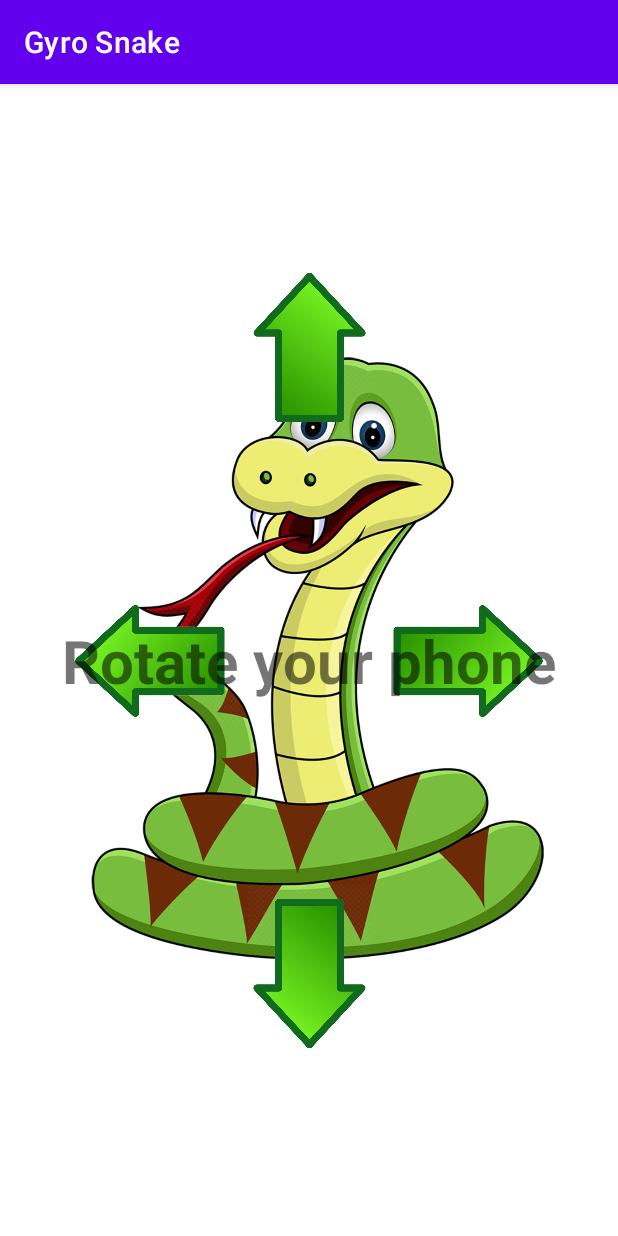
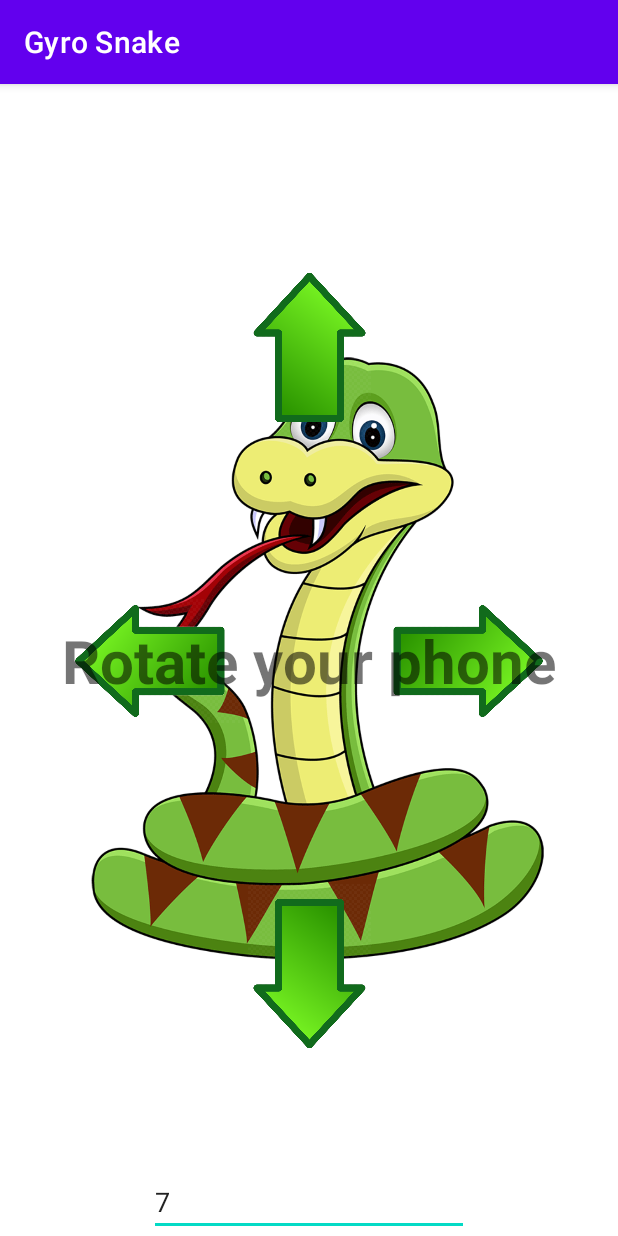
Before and after one commit to stewartHutchins/cursed-snake, an Android app: the screen it shows after launch (MainActivity), on a phone screen of 412 x 824 dp. Run offline under Robolectric (Android 15) with nearby library versions, the phone set to English and light mode, and no system bars.

Commit message:
fix: added an edit for the IP

```diff
--- a/controllers/gyro/android/app/src/main/java/uk/co/djpiper28/gyrosnake/Api.java
+++ b/controllers/gyro/android/app/src/main/java/uk/co/djpiper28/gyrosnake/Api.java
@@ -16,9 +16,11 @@ public class Api {
     private static final int PORT = 6969;
     private final static String TAG = "DEBUG";
     private Context context;
+    private int ipExt;
 
     public Api(Context context) {
         this.context = context;
+        this.ipExt = 255;
 
         this.getIpAddress(); // This is to sanity check
     }
@@ -31,7 +33,7 @@ public class Api {
         return ipAddress;
     }
 
-    public static String ipToBroadcast(String ipAddr) {
+    public String ipToBroadcast(String ipAddr) {
         StringBuilder strb = new StringBuilder();
 
         int dots = 0;
@@ -46,7 +48,7 @@ public class Api {
             }
         }
 
-        strb.append("7");
+        strb.append(String.valueOf(this.ipExt));
         return strb.toString();
     }
 
@@ -57,4 +59,7 @@ public class Api {
         conn.post();
     }
 
+    public void setIpExt(int ipExt) {
+        this.ipExt = ipExt;
+    }
 }
--- a/controllers/gyro/android/app/src/main/java/uk/co/djpiper28/gyrosnake/MainActivity.java
+++ b/controllers/gyro/android/app/src/main/java/uk/co/djpiper28/gyrosnake/MainActivity.java
@@ -12,7 +12,10 @@ import android.hardware.SensorEventListener;
 import android.hardware.SensorManager;
 import android.os.Bundle;
 import android.util.Log;
+import android.view.KeyEvent;
 import android.view.View;
+import android.widget.EditText;
+import android.widget.TextView;
 import android.widget.Toast;
 
 import uk.co.djpiper28.gyrosnake.vectmaths.VectorMaths;
@@ -23,6 +26,7 @@ public class MainActivity extends AppCompatActivity implements Runnable {
     private static final double TRIGGER_ANGLE_X = 20d;
     private static final double TRIGGER_ANGLE_Y = TRIGGER_ANGLE_X;
     private static final int PERMISSION_REQUEST_CODE = 180;
+    private static final int DEFAULT_IP_EXT = 7;
     private FrameHandler frameHandler;
     private Api api;
     private SensorManager sensorManager;
@@ -39,6 +43,18 @@ public class MainActivity extends AppCompatActivity implements Runnable {
         this.api = new Api(this.getApplicationContext());
         this.frameHandler = new FrameHandler(this.api);
         this.lastTransmission = 0;
+
+        EditText edit = this.findViewById(R.id.ipEdit);
+        edit.setText(String.valueOf(DEFAULT_IP_EXT));
+        this.api.setIpExt(DEFAULT_IP_EXT);
+
+        edit.setOnEditorActionListener(new TextView.OnEditorActionListener() {
+            @Override
+            public boolean onEditorAction(TextView v, int actionId, KeyEvent event) {
+                api.setIpExt(Integer.valueOf(edit.getText().toString()));
+                return true;
+            }
+        });
 
         this.requestPermissions(new String[] { HIGH_SAMPLING_RATE_SENSORS }, PERMISSION_REQUEST_CODE);
         this.requestPermissions(new String[] { WIFI_AWARE_SERVICE }, PERMISSION_REQUEST_CODE + 1);
--- a/controllers/gyro/android/app/src/main/res/layout/activity_main.xml
+++ b/controllers/gyro/android/app/src/main/res/layout/activity_main.xml
@@ -81,4 +81,14 @@
         app:layout_constraintEnd_toEndOf="parent"
         app:layout_constraintStart_toStartOf="@+id/background"
         app:layout_constraintTop_toTopOf="parent" />
+
+    <EditText
+        android:id="@+id/ipEdit"
+        android:layout_width="wrap_content"
+        android:layout_height="wrap_content"
+        android:ems="10"
+        android:inputType="numberDecimal"
+        app:layout_constraintBottom_toBottomOf="@+id/background"
+        app:layout_constraintEnd_toEndOf="parent"
+        app:layout_constraintStart_toStartOf="parent" />
 </androidx.constraintlayout.widget.ConstraintLayout>
```
Also changed, not shown: 1 other file.
